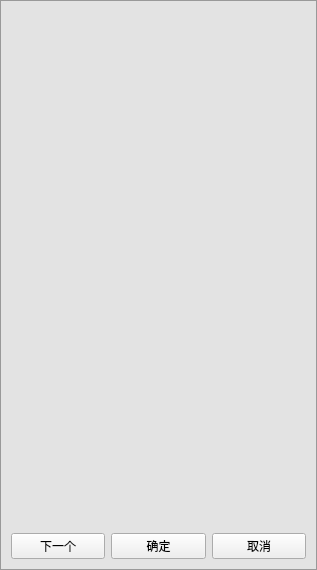
The window that Graphics_demo/src/ui/OperationWidget.ui (Xie-Long-0/GraphicsDemo) describes before a commit, drawn with Qt 5.
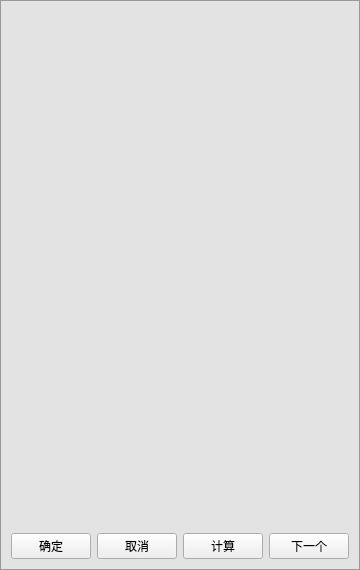
The same window after the commit.

Commit message: 加入计算处理模拟类；在Entity中添加处理计算的函数，在Action中添加调用接口；选中subEntity时将parent同时选中

```diff
--- a/Graphics_demo/src/ui/OperationWidget.ui
+++ b/Graphics_demo/src/ui/OperationWidget.ui
@@ -41,13 +41,6 @@
    </item>
    <item>
     <layout class="QHBoxLayout" name="horizontalLayout">
-     <item>
-      <widget class="QPushButton" name="nextBtn">
-       <property name="text">
-        <string>下一个</string>
-       </property>
-      </widget>
-     </item>
      <item>
       <widget class="QPushButton" name="confirmBtn">
        <property name="text">
@@ -62,6 +55,20 @@
        </property>
       </widget>
      </item>
+     <item>
+      <widget class="QPushButton" name="calcBtn">
+       <property name="text">
+        <string>计算</string>
+       </property>
+      </widget>
+     </item>
+     <item>
+      <widget class="QPushButton" name="nextBtn">
+       <property name="text">
+        <string>下一个</string>
+       </property>
+      </widget>
+     </item>
     </layout>
    </item>
   </layout>
```
The commit also changes 32 other files.
